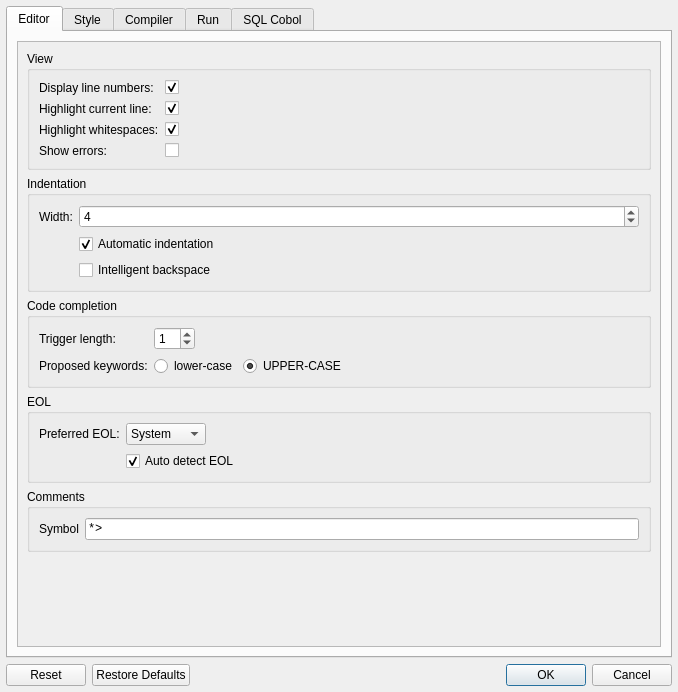
Qt form forms/dlg_preferences.ui (OpenCobolIDE/OpenCobolIDE) before a commit.
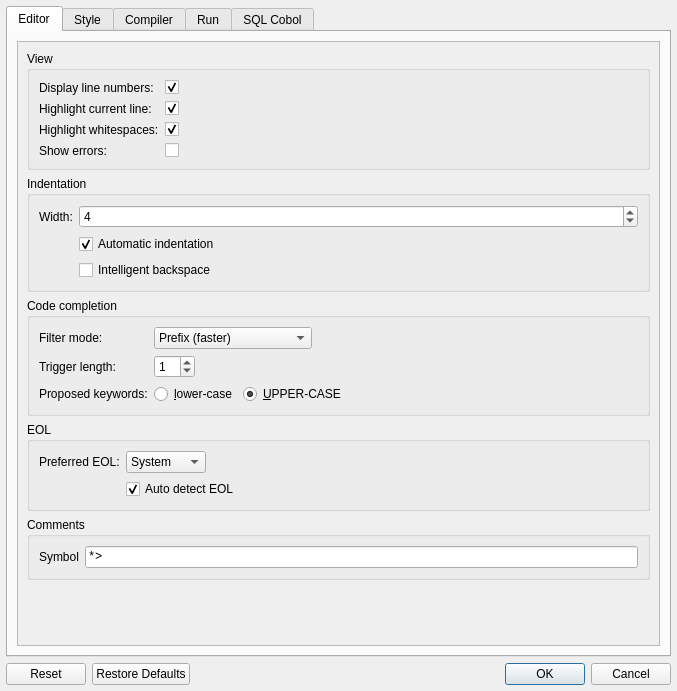
The same form after that commit. Icons and pictures are not drawn. Custom widgets are drawn as their Qt base class.

Commit message:
Add an option to choose the code completion filter mode
Filter mode is new option in the upcoming pyqode 2.6

```diff
--- a/forms/dlg_preferences.ui
+++ b/forms/dlg_preferences.ui
@@ -6,8 +6,8 @@
    <rect>
     <x>0</x>
     <y>0</y>
-    <width>678</width>
-    <height>692</height>
+    <width>677</width>
+    <height>691</height>
    </rect>
   </property>
   <property name="minimumSize">
@@ -109,9 +109,9 @@
              <property name="geometry">
               <rect>
                <x>0</x>
-               <y>0</y>
-               <width>642</width>
-               <height>590</height>
+               <y>-43</y>
+               <width>621</width>
+               <height>632</height>
               </rect>
              </property>
              <layout class="QVBoxLayout" name="verticalLayout_7">
@@ -292,14 +292,14 @@
                  <property name="fieldGrowthPolicy">
                   <enum>QFormLayout::ExpandingFieldsGrow</enum>
                  </property>
-                 <item row="1" column="0">
+                 <item row="2" column="0">
                   <widget class="QLabel" name="label_2">
                    <property name="text">
                     <string>Trigger length:</string>
                    </property>
                   </widget>
                  </item>
-                 <item row="1" column="1">
+                 <item row="2" column="1">
                   <widget class="QSpinBox" name="spinBoxEditorCCTriggerLen">
                    <property name="toolTip">
                     <string>Number of characters needed to trigger auto completion</string>
@@ -312,14 +312,14 @@
                    </property>
                   </widget>
                  </item>
-                 <item row="2" column="0">
+                 <item row="3" column="0">
                   <widget class="QLabel" name="label_16">
                    <property name="text">
                     <string>Proposed keywords:</string>
                    </property>
                   </widget>
                  </item>
-                 <item row="2" column="1">
+                 <item row="3" column="1">
                   <layout class="QHBoxLayout" name="horizontalLayout">
                    <property name="leftMargin">
                     <number>0</number>
@@ -330,7 +330,7 @@
                       <string>All proposed keywords are lower-case</string>
                      </property>
                      <property name="text">
-                      <string>lower-case</string>
+                      <string>&amp;lower-case</string>
                      </property>
                     </widget>
                    </item>
@@ -340,7 +340,7 @@
                       <string>All proposed keywords are UPPER-CASE</string>
                      </property>
                      <property name="text">
-                      <string>UPPER-CASE</string>
+                      <string>&amp;UPPER-CASE</string>
                      </property>
                      <property name="checked">
                       <bool>true</bool>
@@ -349,6 +349,39 @@
                    </item>
                   </layout>
                  </item>
+                 <item row="0" column="0">
+                  <widget class="QLabel" name="label_31">
+                   <property name="text">
+                    <string>Filter mode:</string>
+                   </property>
+                  </widget>
+                 </item>
+                 <item row="0" column="1">
+                  <widget class="QComboBox" name="comboCcFilterMode">
+                   <property name="sizePolicy">
+                    <sizepolicy hsizetype="Preferred" vsizetype="Fixed">
+                     <horstretch>0</horstretch>
+                     <verstretch>0</verstretch>
+                    </sizepolicy>
+                   </property>
+                   <property name="minimumSize">
+                    <size>
+                     <width>134</width>
+                     <height>0</height>
+                    </size>
+                   </property>
+                   <item>
+                    <property name="text">
+                     <string>Prefix (faster)</string>
+                    </property>
+                   </item>
+                   <item>
+                    <property name="text">
+                     <string>Subsequence (smarter)</string>
+                    </property>
+                   </item>
+                  </widget>
+                 </item>
                 </layout>
                </widget>
               </item>
```
Left out of the diff: 17 changed lines with no effect on the pictures. The commit also changes 6 other files.
